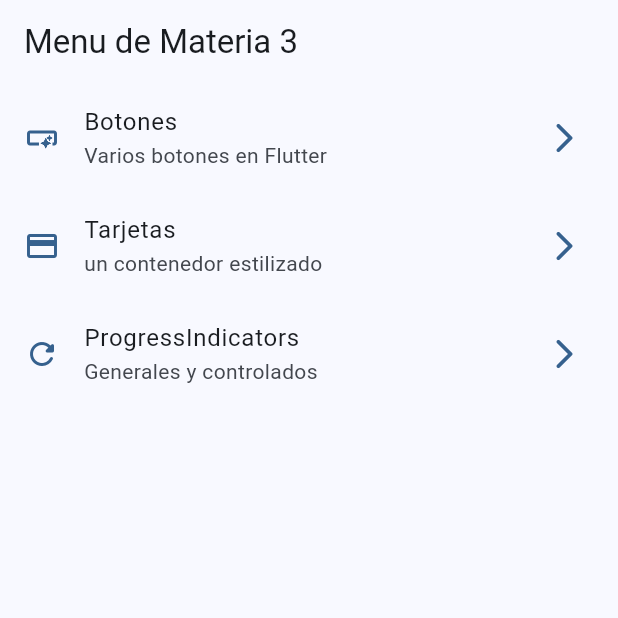
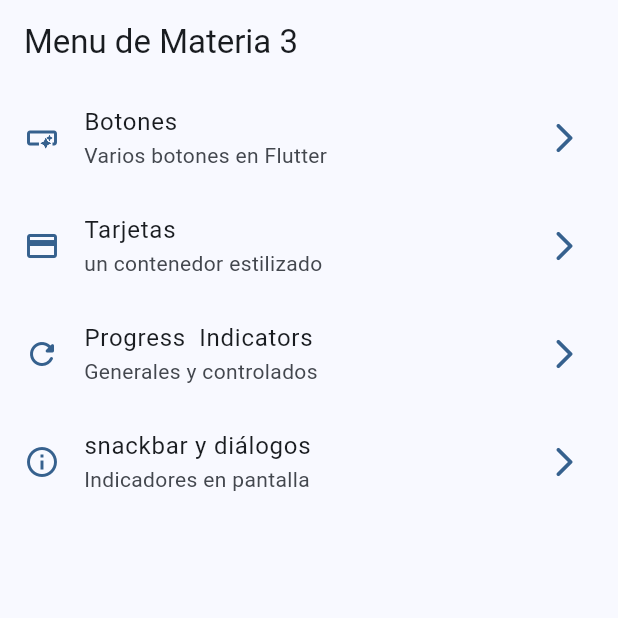
Before and after one commit to ycorona21/triki_trakas, a Flutter app: the screen it shows after launch, on a phone screen of 412 x 824 dp, the top half of it. Run offline on Flutter 3.47's test engine with Material 2 defaults, Android fonts, the phone set to English and light mode, and no system bars; our stand-ins replace go_router.

Commit message:
snackbar

```diff
--- a/lib/config/menu/menu_items.dart
+++ b/lib/config/menu/menu_items.dart
@@ -26,8 +26,14 @@ List<MenuItem> appMenuItems = <MenuItem>[
       link: '/cards',
       icon: Icons.credit_card),
     const MenuItem(
-      title: 'ProgressIndicators',
+      title: 'Progress  Indicators',
       subTitle: 'Generales y controlados',
       link: '/progress',
       icon: Icons.refresh_rounded),
+    const MenuItem(
+      title: 'snackbar y diálogos',
+      subTitle: 'Indicadores en pantalla',
+      link: '/snackbars',
+      icon: Icons.info_outline),
+
 ];
```
